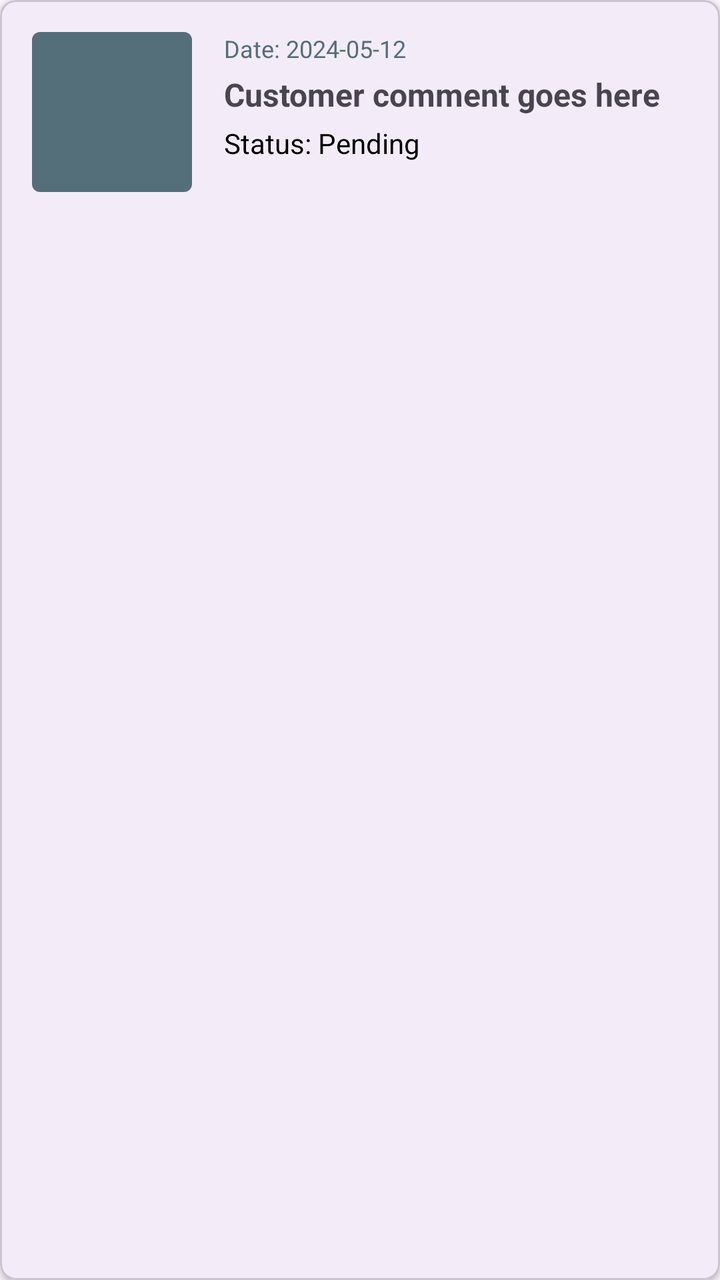
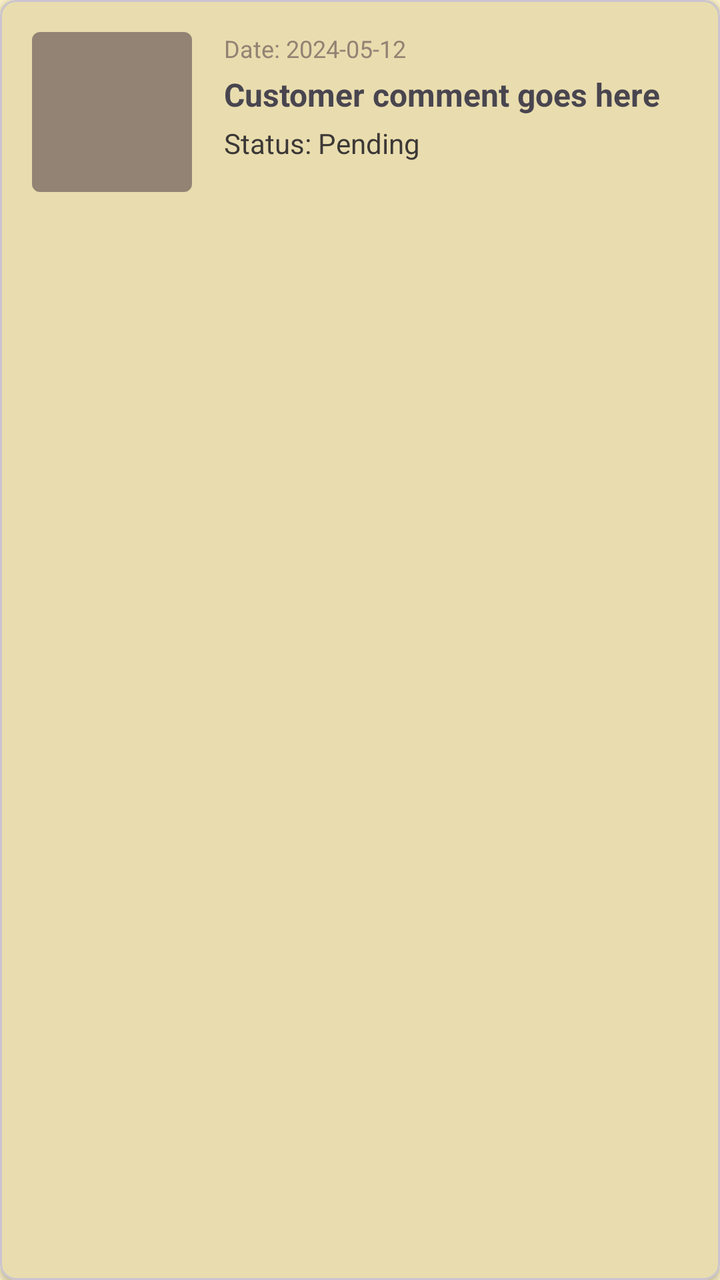

Compare the two renders of this Android layout. The source of the first and the diff that turns it into the second are given below.
<!-- AndroidManifest.xml: application theme Theme.ReceiptFlow -->
<!-- res/layout/item_receipt.xml -->
<?xml version="1.0" encoding="utf-8"?>
<com.google.android.material.card.MaterialCardView xmlns:android="http://schemas.android.com/apk/res/android"
    xmlns:app="http://schemas.android.com/apk/res-auto"
    android:layout_width="match_parent"
    android:layout_height="wrap_content"
    android:layout_marginHorizontal="16dp"
    android:layout_marginVertical="8dp"
    app:cardCornerRadius="8dp"
    app:cardElevation="2dp">

    <LinearLayout
        android:layout_width="match_parent"
        android:layout_height="wrap_content"
        android:orientation="horizontal"
        android:padding="16dp">

        <com.google.android.material.imageview.ShapeableImageView
            android:id="@+id/imageViewThumbnail"
            android:layout_width="80dp"
            android:layout_height="80dp"
            android:layout_marginEnd="16dp"
            android:scaleType="centerCrop"
            android:background="@color/hintColor"
            app:shapeAppearanceOverlay="@style/ShapeAppearance.Material3.SmallComponent" />

        <LinearLayout
            android:layout_width="0dp"
            android:layout_height="wrap_content"
            android:layout_weight="1"
            android:orientation="vertical">

            <com.google.android.material.textview.MaterialTextView
                android:id="@+id/textViewReceiptDate"
                android:layout_width="wrap_content"
                android:layout_height="wrap_content"
                android:text="Date: 2024-05-12"
                android:textSize="12sp"
                android:textColor="@color/hintColor" />

            <com.google.android.material.textview.MaterialTextView
                android:id="@+id/textViewReceiptComment"
                android:layout_width="match_parent"
                android:layout_height="wrap_content"
                android:layout_marginTop="4dp"
                android:text="Customer comment goes here"
                android:textSize="16sp"
                android:textStyle="bold"
                android:ellipsize="end"
                android:maxLines="2" />

            <com.google.android.material.textview.MaterialTextView
                android:id="@+id/textViewReceiptStatus"
                android:layout_width="wrap_content"
                android:layout_height="wrap_content"
                android:layout_marginTop="4dp"
                android:text="Status: Pending"
                android:textSize="14sp"
                android:textColor="@color/black" />

        </LinearLayout>

    </LinearLayout>

</com.google.android.material.card.MaterialCardView>
<!-- resources referenced by this layout -->
<resources>
  <color name="black">#FF000000</color>
  <color name="hintColor">#546E7A</color>
  <style name="Theme.ReceiptFlow" parent="Base.Theme.ReceiptFlow" />
  <style name="Base.Theme.ReceiptFlow" parent="Theme.Material3.DayNight.NoActionBar">
          
          
      </style>
</resources>

<!-- the commit's change to res/layout/item_receipt.xml (unified diff, before → after) -->
@@ -55,7 +55,7 @@
                 android:layout_marginTop="4dp"
                 android:text="Status: Pending"
                 android:textSize="14sp"
-                android:textColor="@color/black" />
+                android:textColor="?attr/colorOnSurface" />
 
         </LinearLayout>
 
<!-- resource entries referenced after the edit -->
@@ -1,11 +1,33 @@
 <!-- resources referenced by this layout -->
 <resources>
-  <color name="black">#FF000000</color>
-  <color name="hintColor">#546E7A</color>
+  <color name="hintColor">#928374</color>
   <style name="Theme.ReceiptFlow" parent="Base.Theme.ReceiptFlow" />
   <style name="Base.Theme.ReceiptFlow" parent="Theme.Material3.DayNight.NoActionBar">
-          
-          
+          <item name="colorPrimary">@color/gruvbox_light_green</item>
+          <item name="colorOnPrimary">@color/gruvbox_light_bg</item>
+          <item name="colorSecondary">@color/gruvbox_light_blue</item>
+          <item name="colorOnSecondary">@color/gruvbox_light_bg</item>
+          <item name="colorTertiary">@color/gruvbox_light_aqua</item>
+          <item name="colorOnTertiary">@color/gruvbox_light_bg</item>
+  
+          <item name="android:windowBackground">@color/gruvbox_light_bg</item>
+          <item name="colorSurface">@color/gruvbox_light_bg_soft</item>
+          <item name="colorOnSurface">@color/gruvbox_light_fg</item>
+          <item name="colorSurfaceVariant">@color/gruvbox_light_bg_soft</item>
+          <item name="colorOnSurfaceVariant">@color/gruvbox_light_fg</item>
+          <item name="colorSurfaceContainer">@color/gruvbox_light_bg_soft</item>
+  
+          <item name="colorError">@color/gruvbox_light_red</item>
+          <item name="colorOnError">@color/gruvbox_light_bg</item>
+          <item name="colorOutline">@color/gruvbox_light_gray</item>
       </style>
+  <color name="gruvbox_light_green">#79740e</color>
+  <color name="gruvbox_light_bg">#fbf1c7</color>
+  <color name="gruvbox_light_blue">#076678</color>
+  <color name="gruvbox_light_aqua">#427b58</color>
+  <color name="gruvbox_light_bg_soft">#f2e5bc</color>
+  <color name="gruvbox_light_fg">#3c3836</color>
+  <color name="gruvbox_light_red">#9d0006</color>
+  <color name="gruvbox_light_gray">#7c6f64</color>
 </resources>
 
